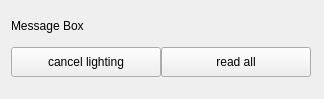
supermanc88/WeiTalk, file showmessage.ui: the form before one commit.
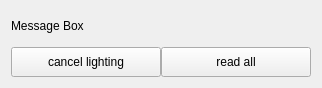
The form after the commit.

Diff of the .ui file:
```diff
--- a/showmessage.ui
+++ b/showmessage.ui
@@ -26,6 +26,9 @@
    <string>Form</string>
   </property>
   <layout class="QFormLayout" name="formLayout">
+   <property name="sizeConstraint">
+    <enum>QLayout::SetFixedSize</enum>
+   </property>
    <item row="0" column="0">
     <layout class="QVBoxLayout" name="verticalLayout_2">
      <item>
```
Left out of the diff: 6 changed lines with no effect on the pictures.
